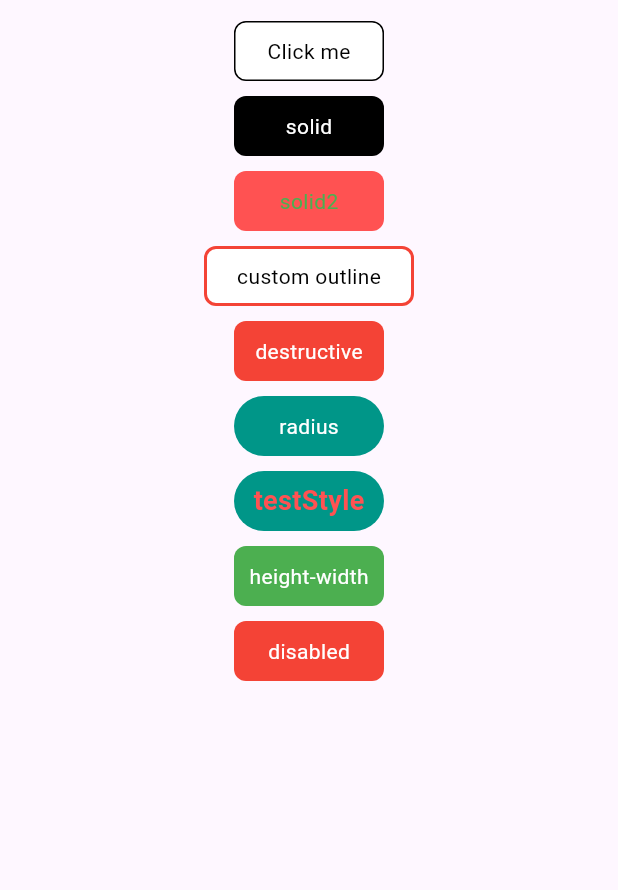
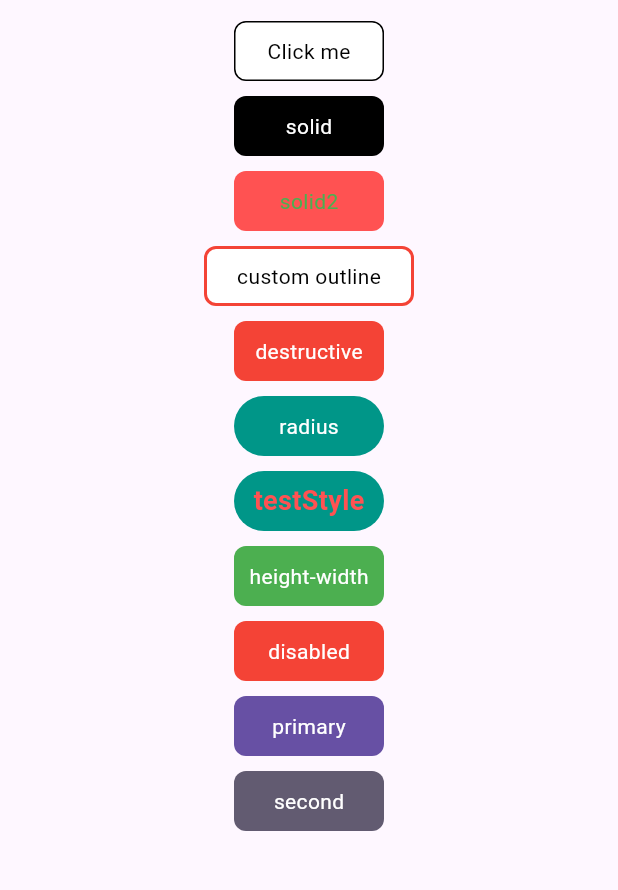
Before and after one commit to shadid06/hasnain_ui_button, a Flutter app: the screen it shows after launch, on a phone screen of 412 x 824 dp, the part 63-953 px from its top. Run offline on Flutter 3.47's test engine with Material 3 defaults, Android fonts, the phone set to English and light mode, and no system bars.

Commit message:
final push before publish

```diff
--- a/example/lib/main.dart
+++ b/example/lib/main.dart
@@ -11,8 +11,10 @@ class MyApp extends StatelessWidget {
   // This widget is the root of your application.
   @override
   Widget build(BuildContext context) {
+    final colorScheme = Theme.of(context).colorScheme;
     return MaterialApp(
       title: 'hasnain ui button',
+      debugShowCheckedModeBanner: false,
       theme: ThemeData(
         colorScheme: ColorScheme.fromSeed(seedColor: Colors.deepPurple),
         useMaterial3: true,
@@ -21,7 +23,8 @@ class MyApp extends StatelessWidget {
           appBar: AppBar(
             title: const Text('hasnain ui button'),
           ),
-        body: Center(
+          body: SingleChildScrollView(
+            child: Center(
               child: Column(
                 children: [
                   Button(
@@ -33,7 +36,9 @@ class MyApp extends StatelessWidget {
                   ),
                   const SizedBox(height: 10),
                   Button(
-                text: 'solid', onPressed: () {}, variant: ButtonVariant.solid),
+                      text: 'solid',
+                      onPressed: () {},
+                      variant: ButtonVariant.solid),
                   const SizedBox(height: 10),
                   Button(
                     text: 'solid2',
@@ -95,9 +100,26 @@ class MyApp extends StatelessWidget {
                     width: 100,
                     isDisabled: true,
                   ),
+                  const SizedBox(height: 10),
+                  Button(
+                    text: 'primary',
+                    onPressed: () {},
+                    backgroundColor: colorScheme.primary,
+                    height: 40,
+                    width: 100,
+                  ),
+                  const SizedBox(height: 10),
+                  Button(
+                    text: 'second',
+                    onPressed: () {},
+                    backgroundColor: colorScheme.secondary,
+                    height: 40,
+                    width: 100,
+                  ),
                 ],
+              ),
+            ),
           )),
-      ),
     );
   }
 }
```
Also changed, not shown: 1 other file. Lines whose indentation alone changed are shown as unchanged.
